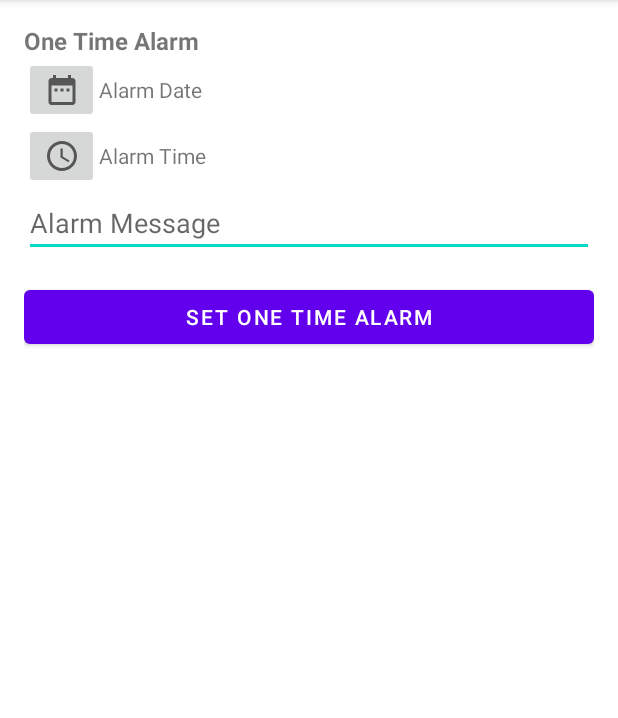
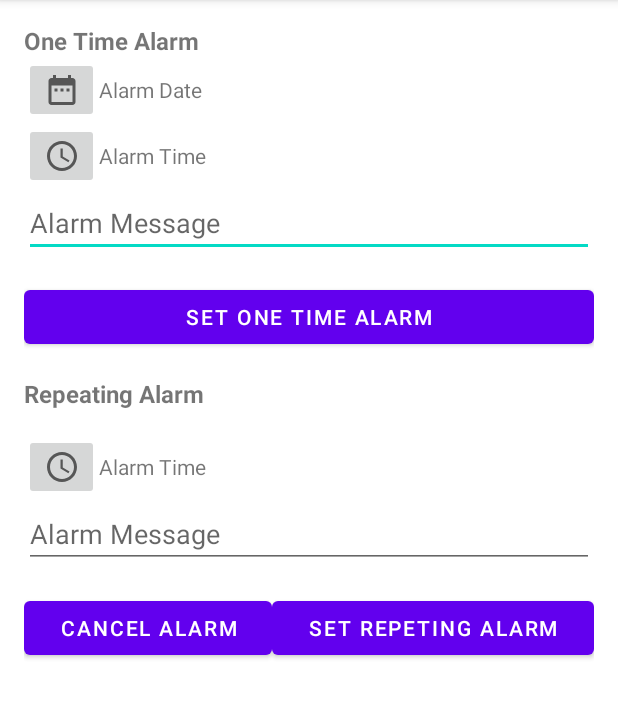
Before and after one commit to NesyWidya24/BackgroundProcess, an Android app: the screen it shows after launch (MainActivity), on a phone screen of 412 x 824 dp, the part 84-802 px from its top. Run offline under Robolectric (Android 15) with nearby library versions, the phone set to English and light mode, and no system bars.

Commit message:
AddRepeatAlarm

```diff
--- a/alarmmanager/src/main/java/com/nessy/alarmmanager/MainActivity.java
+++ b/alarmmanager/src/main/java/com/nessy/alarmmanager/MainActivity.java
@@ -21,6 +21,11 @@ public class MainActivity extends AppCompatActivity implements View.OnClickListe
     ImageButton btnOnceTime;
     Button btnSetOnce;
 
+    TextView tvRepeat;
+    EditText edtRepeat;
+    ImageButton btnRepeat;
+    Button btnSetRepeat;
+
     private AlarmReceiver alarmReceiver;
 
     @Override
@@ -34,10 +39,16 @@ public class MainActivity extends AppCompatActivity implements View.OnClickListe
         btnOnceDate = findViewById(R.id.btn_once_date);
         btnOnceTime = findViewById(R.id.btn_once_time);
         btnSetOnce = findViewById(R.id.btn_set_once_alarm);
+        tvRepeat = findViewById(R.id.tv_repeat_time);
+        btnRepeat = findViewById(R.id.btn_repeat_time);
+        btnSetRepeat = findViewById(R.id.btn_set_repeat);
+        edtRepeat = findViewById(R.id.edt_repeat_msg);
 
         btnOnceTime.setOnClickListener(this);
         btnOnceDate.setOnClickListener(this);
         btnSetOnce.setOnClickListener(this);
+        btnRepeat.setOnClickListener(this);
+        btnSetRepeat.setOnClickListener(this);
 
         alarmReceiver = new AlarmReceiver();
     }
@@ -67,13 +78,23 @@ public class MainActivity extends AppCompatActivity implements View.OnClickListe
                         onceTime,
                         onceMsg);
                 break;
+            case R.id.btn_repeat_time:
+                TimePickerFragment timePickerFragmentRepeat = new TimePickerFragment();
+                timePickerFragmentRepeat.show(getSupportFragmentManager(), TIME_PICKER_REPEAT_TAG);
+                break;
+            case R.id.btn_set_repeat:
+                String repeatTime = tvRepeat.getText().toString();
+                String repeatMsg = edtRepeat.getText().toString();
+                alarmReceiver.setRepeatingAlarm(this, AlarmReceiver.TYPE_REPEATING,
+                        repeatTime, repeatMsg);
+                break;
         }
     }
 
     @Override
     public void onDialogDataSet(String tag, int year, int month, int dayOfMonth) {
         Calendar calendar = Calendar.getInstance();
-        calendar.set(year,month,dayOfMonth);
+        calendar.set(year, month, dayOfMonth);
         SimpleDateFormat dateFormat = new SimpleDateFormat("yyyy-MM-dd", Locale.getDefault());
 
         tvOnceDate.setText(dateFormat.format(calendar.getTime()));
@@ -87,9 +108,12 @@ public class MainActivity extends AppCompatActivity implements View.OnClickListe
 
         SimpleDateFormat dateFormat = new SimpleDateFormat("HH:mm", Locale.getDefault());
 
-        switch (tag){
+        switch (tag) {
             case TIME_PICKER_ONCE_TAG:
                 tvOnceTime.setText(dateFormat.format(calendar.getTime()));
+                break;
+            case TIME_PICKER_REPEAT_TAG:
+                tvRepeat.setText(dateFormat.format(calendar.getTime()));
                 break;
             default:
                 break;
--- a/alarmmanager/src/main/res/layout/activity_main.xml
+++ b/alarmmanager/src/main/res/layout/activity_main.xml
@@ -71,4 +71,62 @@
         android:layout_height="wrap_content"
         android:layout_marginBottom="@dimen/default_margin"
         android:text="@string/set_one_time_alarm" />
+
+    <TextView
+        android:layout_width="match_parent"
+        android:layout_height="wrap_content"
+        android:layout_marginBottom="@dimen/default_margin"
+        android:text="@string/repeating_alarm"
+        android:textSize="16sp"
+        android:textStyle="bold"/>
+
+    <LinearLayout
+        android:layout_width="match_parent"
+        android:layout_height="wrap_content"
+        android:gravity="center_vertical"
+        android:orientation="horizontal">
+
+        <ImageButton
+            android:id="@+id/btn_repeat_time"
+            android:layout_width="50dp"
+            android:layout_height="wrap_content"
+            android:src="@drawable/ic_access_time"/>
+
+        <TextView
+            android:id="@+id/tv_repeat_time"
+            android:layout_width="wrap_content"
+            android:layout_height="wrap_content"
+            android:text="@string/alarm_time"/>
+
+    </LinearLayout>
+
+    <EditText
+        android:id="@+id/edt_repeat_msg"
+        android:layout_width="match_parent"
+        android:layout_height="wrap_content"
+        android:layout_marginBottom="@dimen/default_margin"
+        android:hint="@string/alarm_msg"
+        android:inputType="text"/>
+
+    <LinearLayout
+        android:layout_width="match_parent"
+        android:layout_height="wrap_content"
+        android:gravity="center"
+        android:orientation="horizontal">
+
+        <Button
+            android:id="@+id/btn_cancel_repeat"
+            android:layout_width="wrap_content"
+            android:layout_height="wrap_content"
+            android:layout_weight="0.5"
+            android:text="@string/cancel_alarm"/>
+        <Button
+            android:id="@+id/btn_set_repeat"
+            android:layout_width="wrap_content"
+            android:layout_height="wrap_content"
+            android:layout_weight="0.5"
+            android:text="@string/set_repeating_alarm"/>
+
+    </LinearLayout>
+
 </LinearLayout>
```
Also changed, not shown: alarmmanager/src/main/java/com/nessy/alarmmanager/AlarmReceiver.java (+38 -16 lines).
